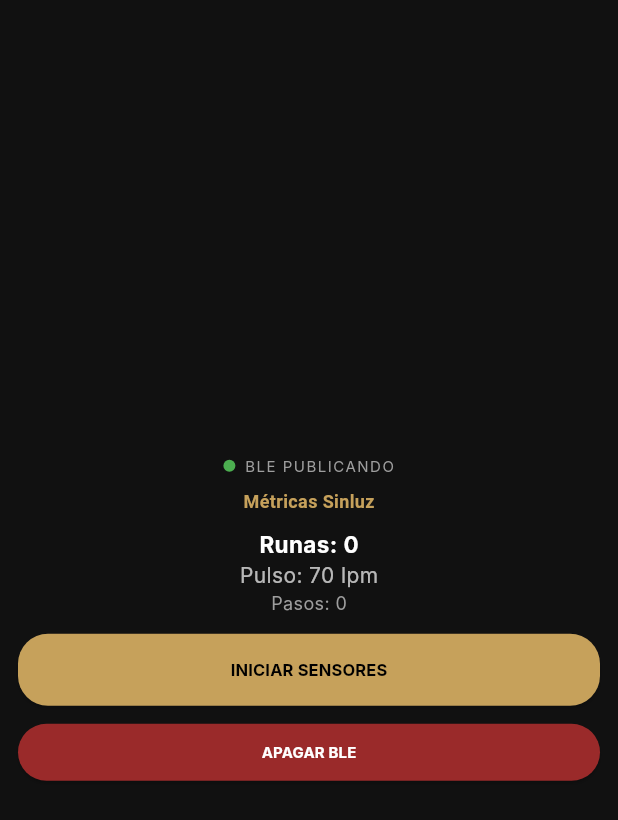
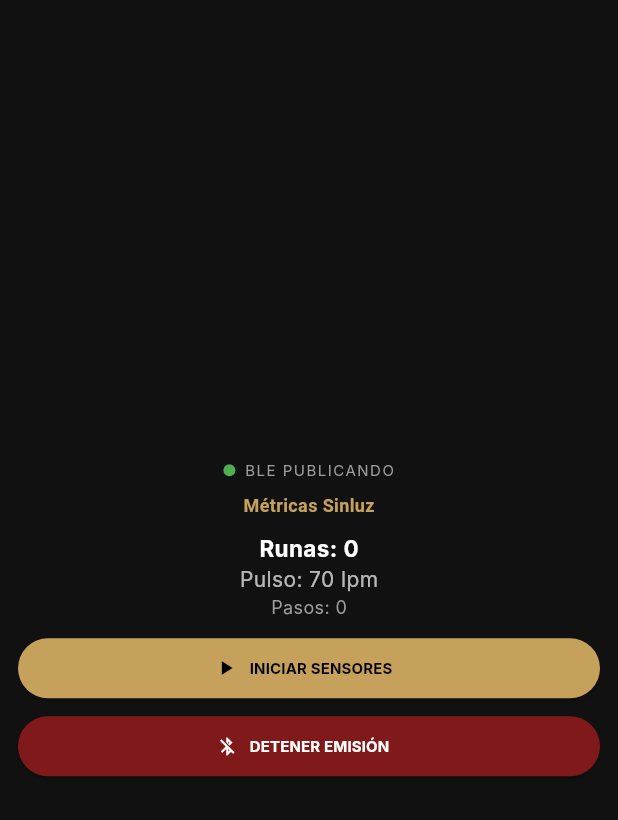
Before and after one commit to Santi-Mtz/Wiki_Elden_Ring, a Flutter app: the WearableDashboard screen opened directly, on a phone screen of 412 x 824 dp. Shown: the top 820 px of the screen. Run offline on Flutter 3.47's test engine with Material 3 defaults, Android fonts, the phone set to English and light mode, and no system bars; our stand-ins replace flutter_blue_plus, permission_handler, shared_preferences; missing offline and left inert: ble_peripheral; accounts and stored records are empty; Roboto replaces fonts that are missing (Cinzel, Inter).

Commit message:
design(ux): mejorar textos, botones e iconos de conexion en tablet y reloj

```diff
--- a/wearable_app/lib/main.dart
+++ b/wearable_app/lib/main.dart
@@ -252,19 +252,20 @@ class _WearableDashboardState extends State<WearableDashboard> {
 
                 SizedBox(
                   width: double.infinity,
-                  height: 48,
-                  child: ElevatedButton(
+                  height: 40,
+                  child: ElevatedButton.icon(
                     onPressed: _toggleGenerator,
                     style: ElevatedButton.styleFrom(
                       backgroundColor: _isGenerating ? const Color(0xFF9A2A2A) : const Color(0xFFC6A15B),
-                      foregroundColor: Colors.black,
+                      foregroundColor: _isGenerating ? Colors.white : Colors.black,
                       shape: RoundedRectangleBorder(
                         borderRadius: BorderRadius.circular(20),
                       ),
                     ),
-                    child: Text(
-                      _isGenerating ? 'DETENER' : 'INICIAR SENSORES',
-                      style: const TextStyle(fontWeight: FontWeight.bold, fontSize: 11),
+                    icon: Icon(_isGenerating ? Icons.pause : Icons.play_arrow, size: 16),
+                    label: Text(
+                      _isGenerating ? 'PAUSAR SENSORES' : 'INICIAR SENSORES',
+                      style: const TextStyle(fontWeight: FontWeight.bold, fontSize: 10),
                     ),
                   ),
                 ),
@@ -286,19 +287,20 @@ class _WearableDashboardState extends State<WearableDashboard> {
                 const SizedBox(height: 6),
                 SizedBox(
                   width: double.infinity,
-                  height: 38,
-                  child: ElevatedButton(
+                  height: 40,
+                  child: ElevatedButton.icon(
                     onPressed: _isAdvertising ? _stopAdvertising : _initAdvertising,
                     style: ElevatedButton.styleFrom(
-                      backgroundColor: _isAdvertising ? const Color(0xFF9A2A2A) : const Color(0xFFC6A15B),
-                      foregroundColor: Colors.white,
+                      backgroundColor: _isAdvertising ? const Color(0xFF801A1A) : const Color(0xFFC6A15B),
+                      foregroundColor: _isAdvertising ? Colors.white : Colors.black,
                       shape: RoundedRectangleBorder(
                         borderRadius: BorderRadius.circular(20),
                       ),
                     ),
-                    child: Text(
-                      _isAdvertising ? 'APAGAR BLE' : 'ENCENDER BLE',
-                      style: const TextStyle(fontWeight: FontWeight.bold, fontSize: 10, color: Colors.white),
+                    icon: Icon(_isAdvertising ? Icons.bluetooth_disabled : Icons.bluetooth, size: 14),
+                    label: Text(
+                      _isAdvertising ? 'DETENER EMISIÓN' : 'EMITIR BLE',
+                      style: const TextStyle(fontWeight: FontWeight.bold, fontSize: 10),
                     ),
                   ),
                 ),
```
Also changed, not shown: telefono_app/lib/main.dart (+32 -9 lines).
